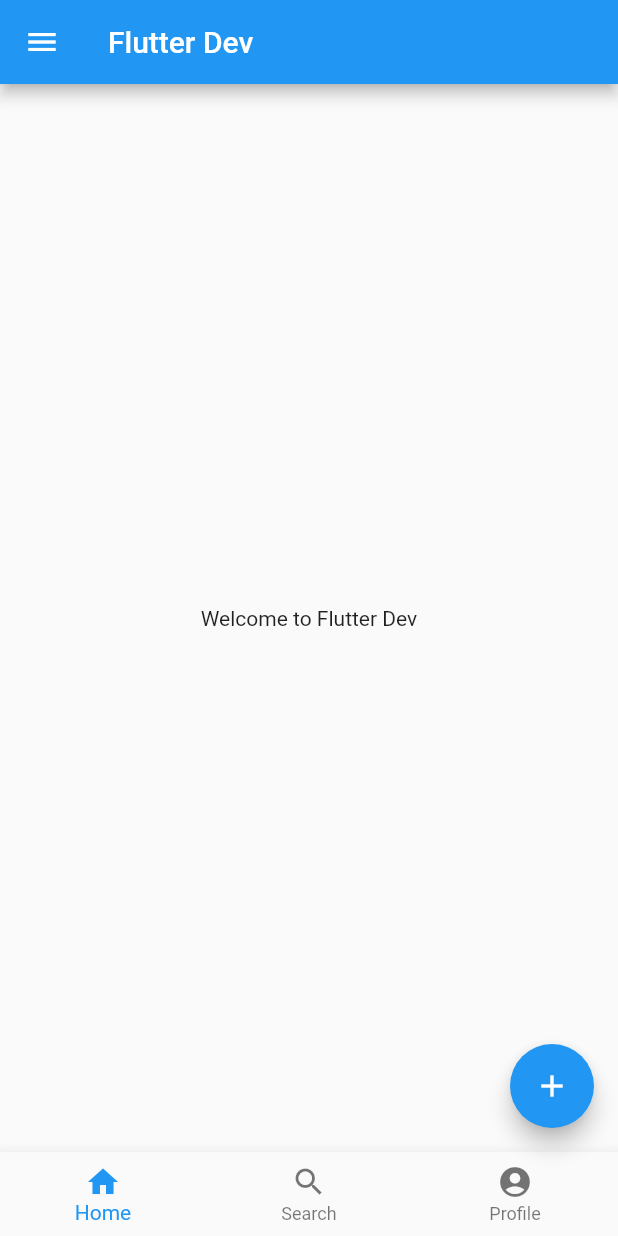
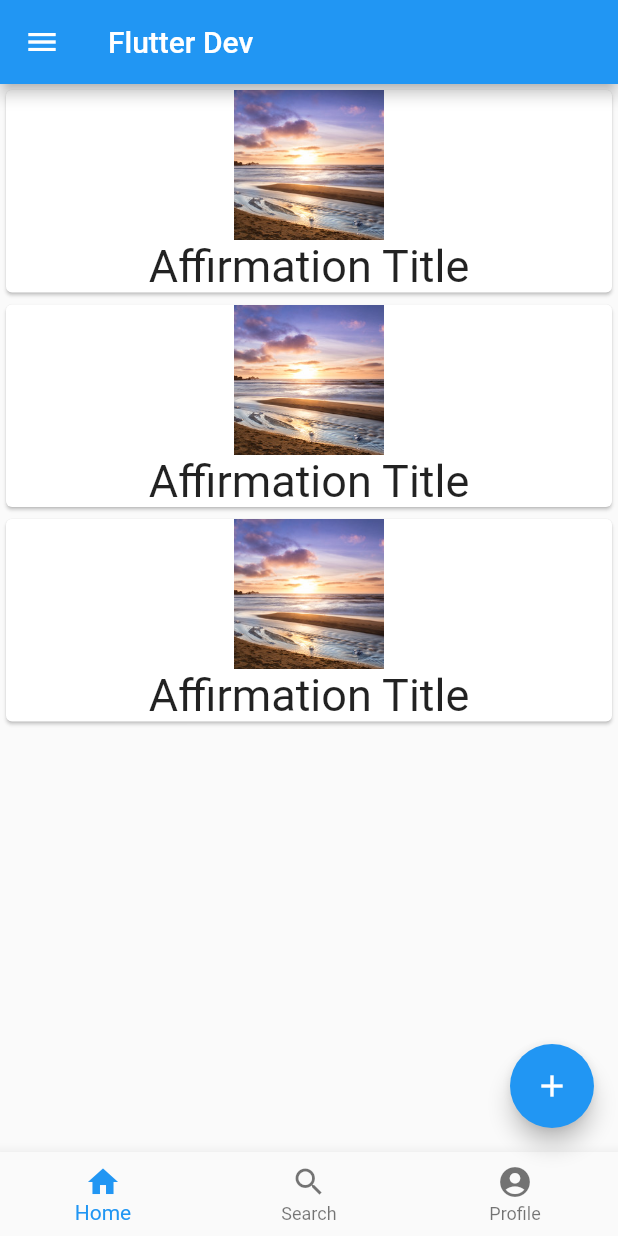
Before and after one commit to ChaimaDkhilDkhil/ScaffoldApp, a Flutter app: the screen it shows after launch, on a phone screen of 412 x 824 dp. Run offline on Flutter 3.47's test engine with Material 2 defaults, Android fonts, the phone set to English and light mode, and no system bars.

Commit message:
Affirmation Card

```diff
--- a/lib/main.dart
+++ b/lib/main.dart
@@ -1,5 +1,58 @@
 import 'package:flutter/foundation.dart';
 import 'package:flutter/material.dart';
+
+void main() {
+  runApp(
+    const MaterialApp(
+      debugShowCheckedModeBanner: false,
+      home: ScaffoldSample(),
+    ),
+  );
+}
+
+class AffirmationCard extends StatelessWidget {
+  const AffirmationCard({super.key});
+
+  @override
+  Widget build(BuildContext context) {
+    return Card(
+      child: Column(
+        mainAxisSize: MainAxisSize.min,
+        crossAxisAlignment: CrossAxisAlignment.center,
+        children: [
+          Image.asset(
+            "assets/image1.jpg",
+            height: 100,
+            width: 100,
+            fit: BoxFit.cover,
+          ),
+          const Text(
+            "Affirmation Title",
+            style: TextStyle(
+              fontSize: 30,
+            ),
+            textAlign: TextAlign.center,
+          ),
+        ],
+      ),
+    );
+  }
+}
+
+class AffirmationList extends StatelessWidget {
+  const AffirmationList({super.key});
+
+  @override
+  Widget build(BuildContext context) {
+    return ListView(
+      children: const [
+        AffirmationCard(),
+        AffirmationCard(),
+        AffirmationCard(),
+      ],
+    );
+  }
+}
 
 class ScaffoldSample extends StatelessWidget {
   const ScaffoldSample({super.key});
@@ -8,7 +61,7 @@ class ScaffoldSample extends StatelessWidget {
   Widget build(BuildContext context) {
     return Scaffold(
       appBar: AppBar(title: const Text("Flutter Dev")),
-      body: const Center(child: Text("Welcome to Flutter Dev")),
+      body: const AffirmationList(),
       floatingActionButton: FloatingActionButton(
         onPressed: () {
           if (kDebugMode) {
@@ -67,12 +120,3 @@ class ScaffoldSample extends StatelessWidget {
     );
   }
 }
-
-void main() {
-  runApp(
-    const MaterialApp(
-      debugShowCheckedModeBanner: false,
-      home: ScaffoldSample(),
-    ),
-  );
-}
```
Also changed, not shown: pubspec.yaml (+2 -70 lines), assets/image1.jpg (added), assets/image10.jpg (added), assets/image2.jpg (added), assets/image3.jpg (added), assets/image4.jpg (added), assets/image5.jpg (added), assets/image6.jpg (added), assets/image7.jpg (added), assets/image8.jpg (added), assets/image9.jpg (added), image1.jpg (added), widgetflutter.png (added).
